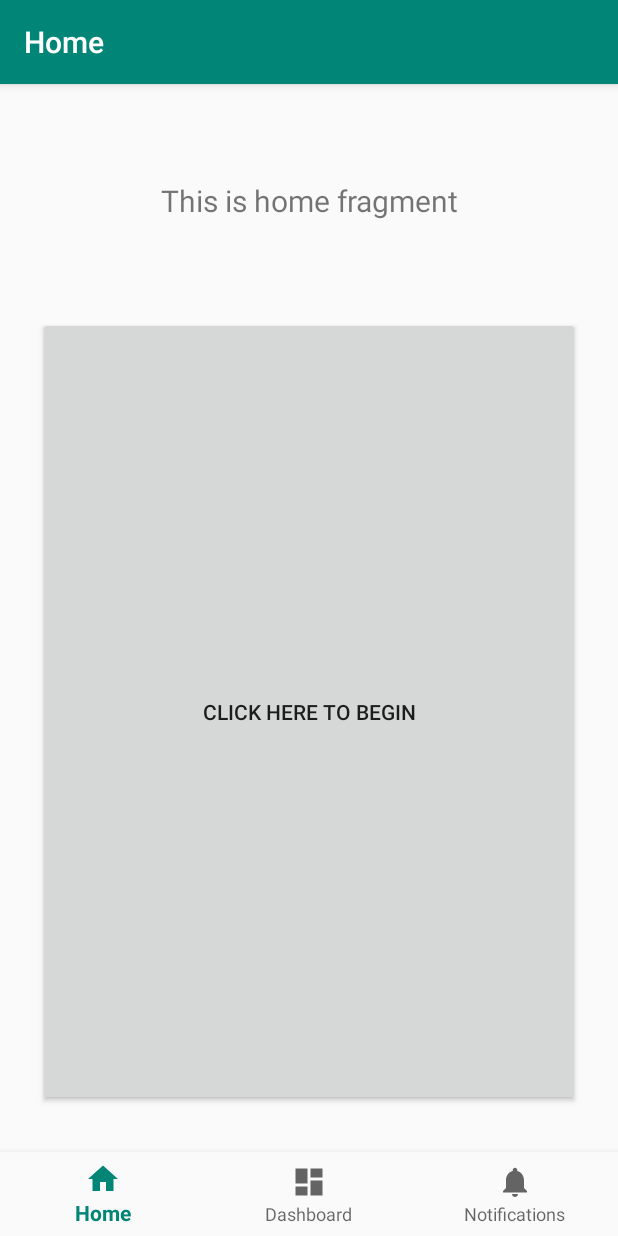
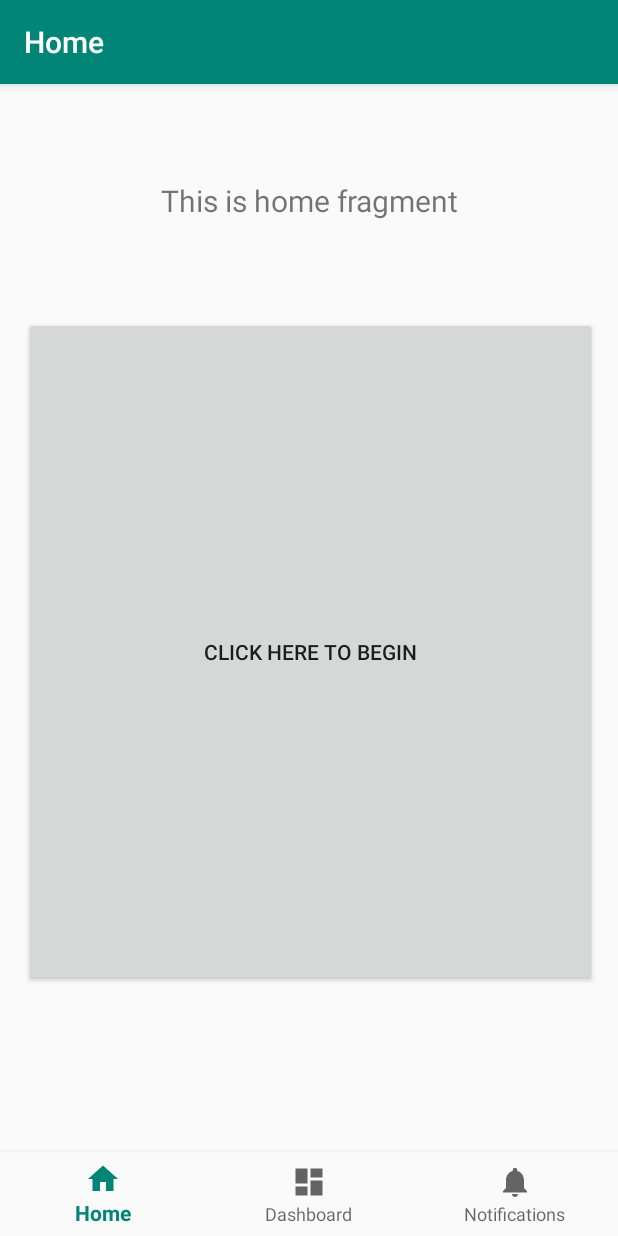
Before and after one commit to schwarz-em/TouristRemover, an Android app: the screen it shows after launch (MainActivity), on a phone screen of 412 x 824 dp. Run offline under Robolectric (Android 15) with nearby library versions, the light colour scheme and no system bars; our stand-ins replace navigation-ui.

Commit message:
buttons fits to screen?

```diff
--- a/app/src/main/res/layout/activity_main.xml
+++ b/app/src/main/res/layout/activity_main.xml
@@ -35,10 +35,10 @@
 
     <Button
         android:id="@+id/ActionTrigger"
-        android:layout_width="361dp"
-        android:layout_height="526dp"
-        android:layout_marginStart="25dp"
-        android:layout_marginLeft="25dp"
+        android:layout_width="382dp"
+        android:layout_height="446dp"
+        android:layout_marginStart="16dp"
+        android:layout_marginLeft="16dp"
         android:layout_marginTop="99dp"
         android:text="Click Here To Begin"
         app:layout_constraintStart_toStartOf="parent"
```
